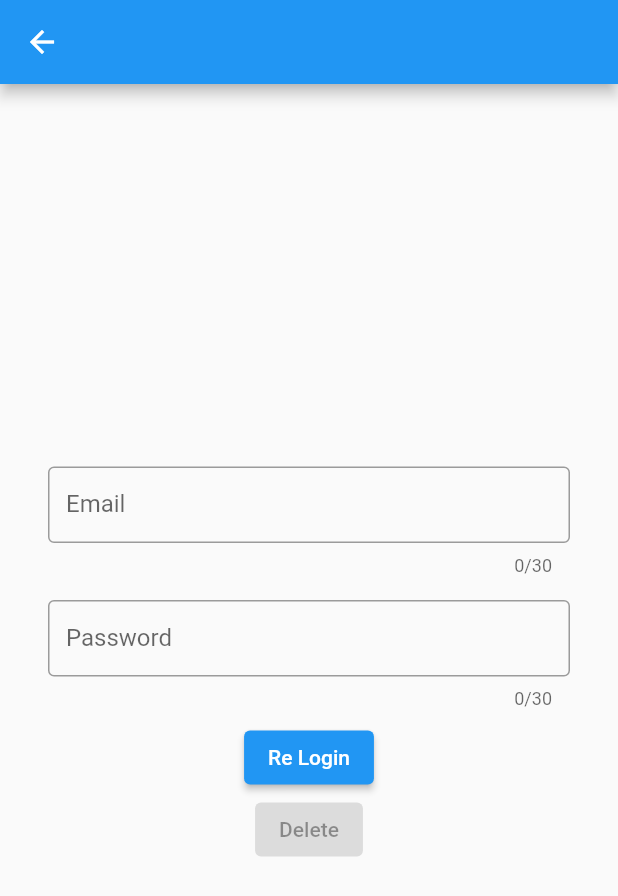
After one commit to kaptenbintang/Practice_Flutter, a Flutter app: the screen it shows once a user with an empty profile is signed in, after a tap on "Delete", on a phone screen of 412 x 824 dp. The commit adds this screen. Shown: the top 896 px of the screen. Run offline on Flutter 3.47's test engine with Material 2 defaults, Android fonts, the phone set to English and light mode, and no system bars; our stand-ins replace cloud_firestore, email_validator, firebase_auth, firebase_core, flutter_pw_validator, google_fonts and 1 more; missing offline and left inert: dart:html, qrscan; accounts and stored records are empty; network calls fail.

Commit message:
Bintang Bersinar

```diff
--- a/login_uix_firebase/lib/main.dart
+++ b/login_uix_firebase/lib/main.dart
@@ -20,12 +20,15 @@ void main() async {
 //   runApp(const MyApp());
 // }
 
+final navigatorKey = GlobalKey<NavigatorState>();
+
 class MyApp extends StatelessWidget {
   const MyApp({super.key});
 
   @override
   Widget build(BuildContext context) {
     return MaterialApp(
+      navigatorKey: navigatorKey,
       debugShowCheckedModeBanner: false,
       home: MainPage(),
     );
--- /dev/null
+++ b/login_uix_firebase/lib/pages/delete_account_page.dart
@@ -0,0 +1,138 @@
+import 'package:cloud_firestore/cloud_firestore.dart';
+import 'package:firebase_auth/firebase_auth.dart';
+import 'package:flutter/material.dart';
+import 'package:flutter/src/widgets/container.dart';
+import 'package:flutter/src/widgets/framework.dart';
+import 'package:login_uix_firebase/auth/main_page.dart';
+import 'package:login_uix_firebase/main.dart';
+import 'package:login_uix_firebase/widgets/profile_text_input.dart';
+
+class DeleteAccount extends StatefulWidget {
+  const DeleteAccount({super.key});
+
+  @override
+  State<DeleteAccount> createState() => _DeleteAccountState();
+}
+
+class _DeleteAccountState extends State<DeleteAccount> {
+  final emailController = TextEditingController();
+  final passwordController = TextEditingController();
+  final user = FirebaseAuth.instance.currentUser;
+  final auth = FirebaseAuth.instance;
+  final db = FirebaseFirestore.instance;
+  late bool buttonOpen;
+
+  @override
+  void initState() {
+    emailController.text = user!.email.toString();
+    buttonOpen = false;
+    super.initState();
+  }
+
+  void removeUser() {
+    deleteUser();
+    navigatorKey.currentState!.popUntil((route) => route.isFirst);
+  }
+
+  Future deleteUser() async {
+    showDialog(
+        context: context,
+        builder: (context) {
+          return Center(
+            child: CircularProgressIndicator(),
+          );
+        });
+
+    try {
+      await db.collection("users").doc(user?.uid).delete().onError(
+            (error, stackTrace) => print('Something Wrong: $error'),
+          );
+      await user?.delete();
+      auth.signOut();
+    } on FirebaseAuthException catch (e) {
+      print(e.toString());
+      showDialog(
+          context: context,
+          builder: (context) {
+            return AlertDialog(
+              content: Text("Something Wrong: $e"),
+            );
+          });
+    }
+  }
+
+  void authChenk() {
+    authUser(
+        emailController.text.toString(), passwordController.text.toString());
+  }
+
+  Future authUser(String email, String password) async {
+    try {
+      AuthCredential credential =
+          EmailAuthProvider.credential(email: email, password: password);
+      await user?.reauthenticateWithCredential(credential).then(
+        (value) async {
+          showDialog(
+              context: context,
+              builder: (context) {
+                return const AlertDialog(
+                  content: Text("Thank you"),
+                );
+              });
+        },
+      );
+      setState(() {
+        buttonOpen = true;
+      });
+
+      return;
+    } on FirebaseAuthException catch (e) {
+      print(e.toString());
+      showDialog(
+          context: context,
+          builder: (context) {
+            return const AlertDialog(
+              content: Text("Please enter correct data"),
+            );
+          });
+      return;
+    }
+  }
+
+  @override
+  Widget build(BuildContext context) {
+    return Scaffold(
+      appBar: AppBar(backgroundColor: Colors.blue),
+      body: Center(
+          child: Column(
+        mainAxisAlignment: MainAxisAlignment.center,
+        children: [
+          ProfileTextInput(
+            textEditingController: emailController,
+            hintTextString: "Enter Email",
+            maxLength: 30,
+            labelText: "Email",
+          ),
+          ProfileTextInput(
+            textEditingController: passwordController,
+            hintTextString: "Enter Password",
+            maxLength: 30,
+            labelText: "Password",
+          ),
+          ElevatedButton(
+            onPressed: authChenk,
+            child: const Text("Re Login"),
+          ),
+          ElevatedButton(
+            onPressed: buttonOpen
+                ? () async {
+                    removeUser();
+                  }
+                : null,
+            child: const Text("Delete"),
+          ),
+        ],
+      )),
+    );
+  }
+}
--- a/login_uix_firebase/lib/pages/home_page.dart
+++ b/login_uix_firebase/lib/pages/home_page.dart
@@ -3,6 +3,7 @@ import 'dart:html';
 import 'package:cloud_firestore/cloud_firestore.dart';
 import 'package:firebase_auth/firebase_auth.dart';
 import 'package:flutter/material.dart';
+import 'package:login_uix_firebase/pages/delete_account_page.dart';
 import 'package:login_uix_firebase/widgets/profile_text_input.dart';
 
 class HomePage extends StatefulWidget {
@@ -68,21 +69,16 @@ class _HomePageState extends State<HomePage> {
   Future editUserDetails(String uid, String firstName, String lastName,
       String email, int age) async {
     print(email);
+    await auth.currentUser?.updateEmail(email);
     await db.collection('users').doc(uid).set({
       'firstName': firstName,
       'lastName': lastName,
       'email': email,
       'age': age,
-    });
+    }).onError((error, stackTrace) => print("Error writing document: $error"));
   }
 
   Future editUserData() async {
-    //authenticate user
-
-    //create user
-    await auth.currentUser?.updateEmail(emailController.toString());
-
-    //add user details
     auth.authStateChanges().listen((User? user) {
       if (user == null) {
         SnackBar(
@@ -163,6 +159,48 @@ class _HomePageState extends State<HomePage> {
             },
             child: const Text('Submit'),
           ),
+          ElevatedButton(
+            onPressed: () {
+              Navigator.push(
+                context,
+                MaterialPageRoute(
+                  builder: (context) => const DeleteAccount(),
+                ),
+              );
+            },
+            // async {
+            //   uid = auth.currentUser?.uid;
+
+            //   bool step1 = true;
+            //   bool step2 = false;
+            //   bool step3 = false;
+            //   while (true) {
+            //     if (step1) {
+            //       //delete user info in the database
+            //       await db.collection('users').doc(uid).delete();
+            //       step1 = false;
+            //       step2 = true;
+            //     }
+
+            //     if (step2) {
+            //       //delete user
+            //       user.delete();
+            //       step2 = false;
+            //       step3 = true;
+            //     }
+
+            //     if (step3) {
+            //       await FirebaseAuth.instance.signOut();
+            //       step3 = false;
+            //     }
+
+            //     if (!step1 && !step2 && !step3) {
+            //       break;
+            //     }
+            //   }
+            // },
+            child: const Text('Delete'),
+          ),
         ],
       )),
     );
@@ -179,3 +217,5 @@ class _HomePageState extends State<HomePage> {
     super.dispose();
   }
 }
+
+class DatabaseService {}
```
